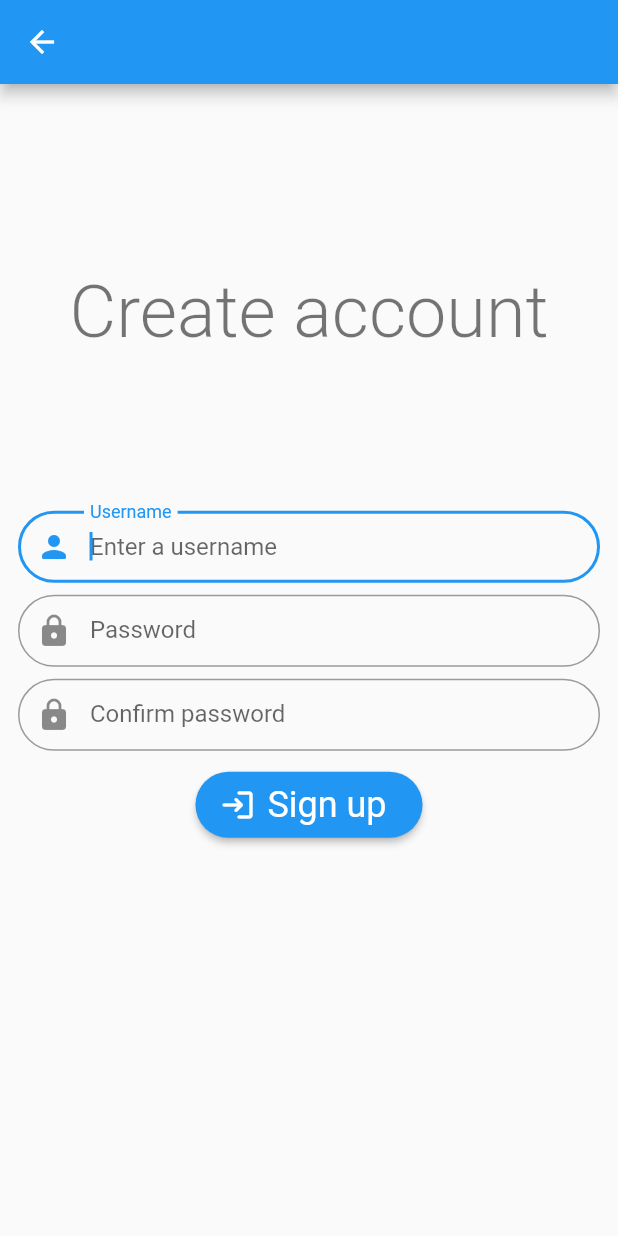
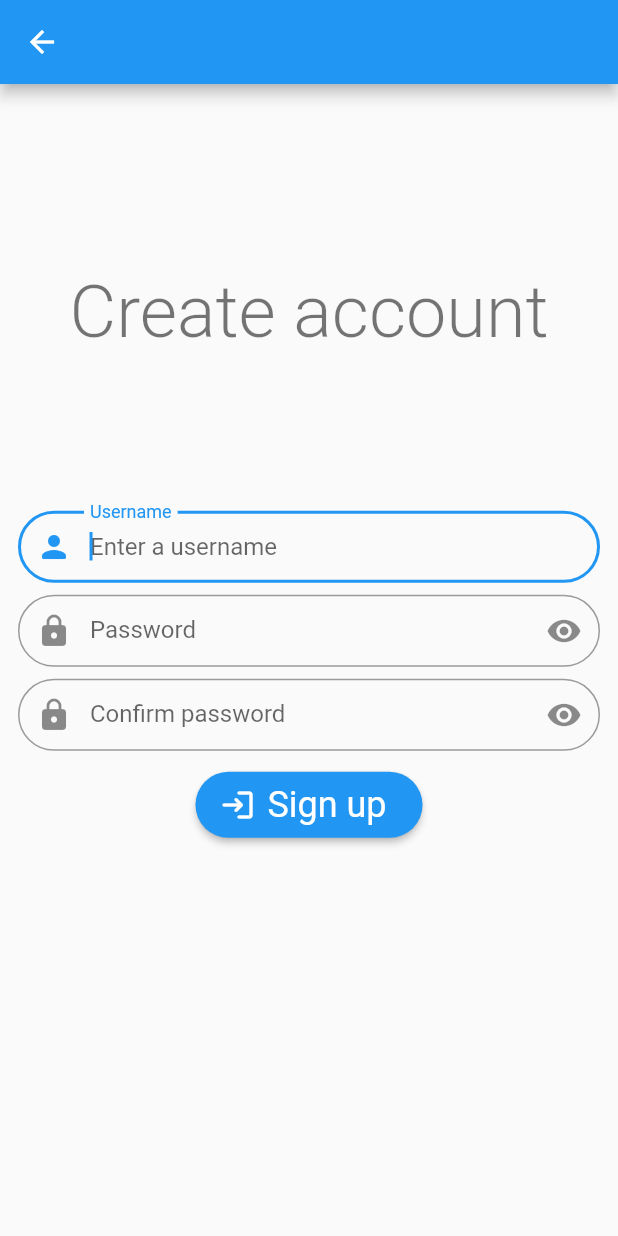
Before and after one commit to Barrow099/BME_SzGSec_Hazi, a Flutter app: the SignupPage screen opened directly, on a phone screen of 412 x 824 dp. Run offline on Flutter 3.47's test engine with Material 2 defaults, Android fonts, the phone set to English and light mode, and no system bars; our stand-ins replace auto_size_text, flutter_riverpod, string_validator; accounts and stored records are empty.

Commit message:
add input validation and QOL features to login/signup forms

```diff
--- a/webshop_client/lib/pages/landing_page/signup_page.dart
+++ b/webshop_client/lib/pages/landing_page/signup_page.dart
@@ -1,15 +1,36 @@
 import 'package:flutter/material.dart';
 import 'package:flutter_riverpod/flutter_riverpod.dart';
+import 'package:webshop_client/widgets/text_fields/login_text_form_field.dart';
 
+import '../../model/input_validators/sign_up_validator.dart';
 import '../../provider_objects.dart';
 import '../../data/auth_state.dart';
 import '../../widgets/buttons/loadable_button.dart';
 
-class SignupPage extends ConsumerWidget {
+
+class SignupPage extends ConsumerStatefulWidget {
   const SignupPage({Key? key}) : super(key: key);
 
   @override
-  Widget build(BuildContext context, WidgetRef ref) {
+  SignupPageState createState() => SignupPageState();
+}
+
+class SignupPageState extends ConsumerState<SignupPage> {
+  final _formKey = GlobalKey<FormState>();
+  final TextEditingController userNameController = TextEditingController();
+  final TextEditingController passwordController = TextEditingController();
+  final TextEditingController confirmPasswordController = TextEditingController();
+  late SignupValidator signupValidator;
+
+  @override
+  void initState() {
+    super.initState();
+
+    signupValidator = SignupValidator(passwordController, confirmPasswordController);
+  }
+
+  @override
+  Widget build(BuildContext context) {
     ref.listen(authStateNotifier, (previous, next) {
       next.when(
           data: (authState) {
@@ -44,62 +65,70 @@ class SignupPage extends ConsumerWidget {
           Padding(
             padding: const EdgeInsets.all(8.0),
             child: AutofillGroup(
+              child: Form(
+                key: _formKey,
                 child: Column(
                     children: [
                       Padding(
                         padding: const EdgeInsets.symmetric(horizontal: 4, vertical: 4),
-                      child: TextFormField(
+                        child: LoginTextFormField(
+                          controller: userNameController,
                           autofocus: true,
                           autofillHints: const [AutofillHints.newUsername],
-                        enableSuggestions: true,
-                        decoration: const InputDecoration (
-                            prefixIcon: Icon(Icons.person_rounded),
+                          validator: signupValidator.validateUserName,
+                          icon: Icons.person_rounded,
                           labelText: "Username",
-                            hintText: "Enter a username"
-                        ),
+                          hintText: "Enter a username",
                         ),
                       ),
                       Padding(
                         padding: const EdgeInsets.symmetric(horizontal: 4, vertical: 4),
-                      child: TextFormField(
+                        child: LoginTextFormField(
+                            controller: passwordController,
                             obscureText: true,
                             autofillHints: const [AutofillHints.newPassword],
-                        enableSuggestions: true,
-                        decoration: const InputDecoration (
-                            prefixIcon: Icon(Icons.lock_rounded),
+                            validator: signupValidator.validatePassword,
                             labelText: "Password",
-                            hintText: "Enter a password"
-                        ),
+                            hintText: "Enter a password",
+                            icon: Icons.lock_rounded,
                           ),
                         ),
                       Padding(
                         padding: const EdgeInsets.symmetric(horizontal: 4, vertical: 4),
-                      child: TextFormField(
+                        child: LoginTextFormField(
+                          controller: confirmPasswordController,
                           obscureText: true,
                           autofillHints: const [AutofillHints.newPassword],
-                        enableSuggestions: true,
-                        decoration: const InputDecoration (
-                            prefixIcon: Icon(Icons.lock_rounded),
+                          validator: signupValidator.validateConfirmPassword,
                           labelText: "Confirm password",
-                            hintText: "Enter your password again"
-                        ),
+                          hintText: "Enter your password again",
+                          icon: Icons.lock_rounded,
+                          textInputAction: TextInputAction.done,
                         ),
                       ),
                       Padding(
                         padding: const EdgeInsets.all(8.0),
                         child: LoadableButton(
-                        onPressed: ref.read(authStateNotifier.notifier).signUp,
+                          onPressed: validateAndSignup,
                           text: "Sign up",
                           isLoading: authStateFuture.isLoading,
                           icon: Icons.login_rounded,
                         ),
                       )
                     ],
-            )),
+              ),
+              ),
+            ),
           ),
           const Spacer(flex: 40,),
         ],
       ),
     );
   }
+
+  validateAndSignup() {
+    if(_formKey.currentState!.validate()) {
+      ref.read(authStateNotifier.notifier).signUp();
     }
+  }
+}
--- a/webshop_client/lib/repository/auth_repository.dart
+++ b/webshop_client/lib/repository/auth_repository.dart
@@ -5,7 +5,7 @@ class AuthRepository {
   UserModel? userModel;
 
   Future<AuthState> getAuthState() async {
-    await Future.delayed(const Duration(seconds: 2));
+    await Future.delayed(const Duration(seconds: 1));
     return AuthState.loggedOut;
   }
 
--- /dev/null
+++ b/webshop_client/lib/widgets/text_fields/login_text_form_field.dart
@@ -0,0 +1,79 @@
+import 'package:flutter/material.dart';
+
+class LoginTextFormField extends StatefulWidget {
+
+  final String labelText;
+  final String hintText;
+  TextEditingController? controller;
+  bool obscureText;
+  List<String> autofillHints;
+  FormFieldValidator<String> validator;
+  final IconData icon;
+  bool autofocus;
+  final TextInputAction textInputAction;
+
+
+  LoginTextFormField({
+    required this.labelText,
+    required this.hintText,
+    required this.controller,
+    required this.autofillHints,
+    required this.validator,
+    required this.icon,
+    this.obscureText=false,
+    this.autofocus=false,
+    this.textInputAction = TextInputAction.next,
+  });
+
+  @override
+  State<LoginTextFormField> createState() => _LoginTextFormFieldState();
+}
+
+class _LoginTextFormFieldState extends State<LoginTextFormField> {
+  bool hidePassword=false;
+
+  @override
+  void initState() {
+    super.initState();
+    hidePassword=widget.obscureText;
+  }
+
+  @override
+  Widget build(BuildContext context) {
+
+    return TextFormField(
+      controller: widget.controller,
+      obscureText: widget.obscureText && hidePassword,
+      autofillHints: widget.autofillHints,
+      autofocus: widget.autofocus,
+      enableSuggestions: true,
+      autovalidateMode: AutovalidateMode.disabled,
+      validator: widget.validator,
+      textInputAction: widget.textInputAction,
+      decoration: InputDecoration (
+          prefixIcon: Icon(widget.icon),
+          labelText: widget.labelText,
+          hintText: widget.hintText,
+          //make password obscured/visible
+          suffixIcon: getObscureButton()
+      ),
+    );
+  }
+
+  Widget? getObscureButton() {
+    if (widget.obscureText) {
+      return InkWell(
+          canRequestFocus: false, //solves bug: this gains focus on edit next ime action instead of the next textfield
+          customBorder: const CircleBorder(),
+          child: Icon(hidePassword? Icons.visibility: Icons.visibility_off),
+          onTap: (){
+            setState(() {
+              hidePassword=!hidePassword;
+            });
+          },
+        );
+    } else {
+      return null;
+    }
+  }
+}
--- a/webshop_client/pubspec.yaml
+++ b/webshop_client/pubspec.yaml
@@ -38,6 +38,7 @@ dependencies:
   # The following adds the Cupertino Icons font to your application.
   # Use with the CupertinoIcons class for iOS style icons.
   cupertino_icons: ^1.0.2
+  string_validator: ^0.3.0
 
 dev_dependencies:
   flutter_test:
```
Also changed, not shown: webshop_client/lib/model/input_validators/login_validator.dart (added, +23 -0 lines), webshop_client/lib/model/input_validators/sign_up_validator.dart (added, +50 -0 lines), webshop_client/lib/pages/landing_page/login_page.dart (+30 -22 lines), webshop_client/pubspec.lock. Lines whose indentation alone changed are shown as unchanged.
